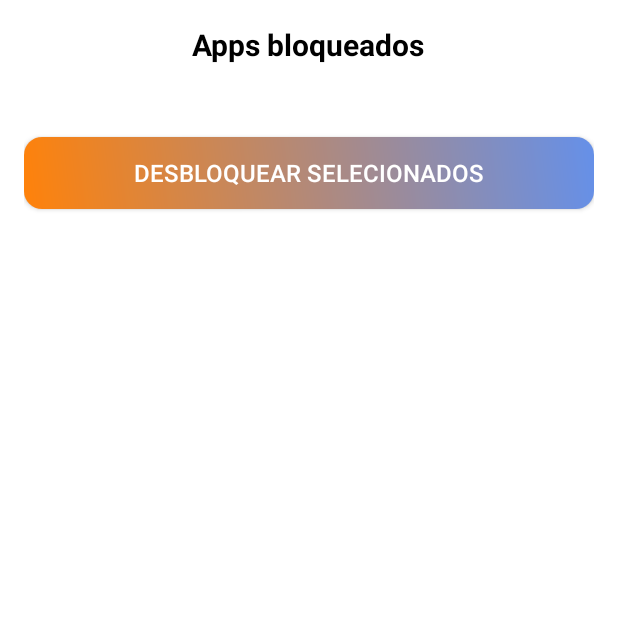
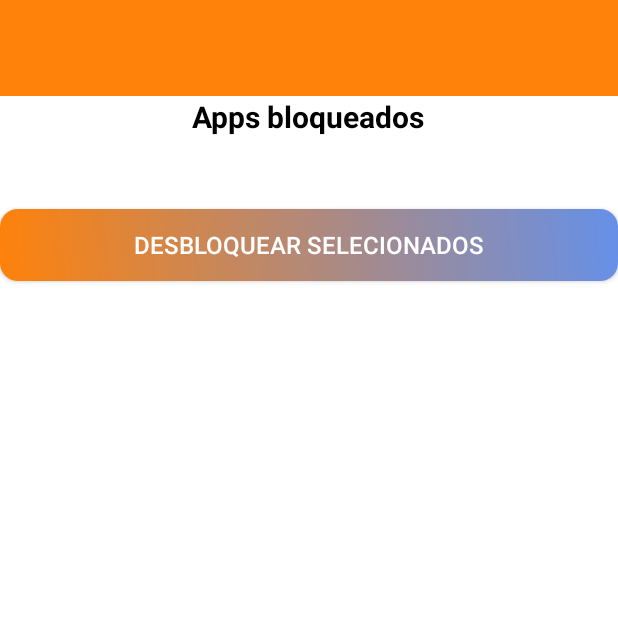
Before and after one commit to Sadousan/TaskLock, an Android app built with Jetpack Compose: the BlockedAppsActivity screen opened directly, with no data from a screen before it, on a phone screen of 412 x 824 dp, the top half of it. Run offline under Robolectric (Android 15) with nearby library versions, the phone set to English and light mode, and no system bars; our stand-ins replace Room's generated code; Roboto replaces fonts that are not available here.

Commit message:
Ajeitando as telas

```diff
--- a/app/src/main/res/layout/activity_blocked_apps.xml
+++ b/app/src/main/res/layout/activity_blocked_apps.xml
@@ -3,6 +3,7 @@
     xmlns:tools="http://schemas.android.com/tools"
     android:layout_width="match_parent"
     android:layout_height="match_parent"
+    xmlns:app="http://schemas.android.com/apk/res-auto"
     tools:context=".BlockedAppsActivity">
 
     <ScrollView
@@ -11,14 +12,19 @@
         android:background="#FFFFFF">
 
 
-
         <LinearLayout
             android:layout_width="match_parent"
             android:layout_height="wrap_content"
-            android:orientation="vertical"
-            android:padding="16dp">
+            android:orientation="vertical">
 
             <!-- Título -->
+            <androidx.appcompat.widget.Toolbar
+                android:id="@+id/toolbar"
+                android:layout_width="match_parent"
+                android:layout_height="?attr/actionBarSize"
+                android:background="@color/laranja"
+                app:popupTheme="@style/Theme.TaskLock.PopupOverlay" />
+
             <TextView
                 android:layout_width="wrap_content"
                 android:layout_height="wrap_content"
```
Also changed, not shown: app/src/main/res/layout/activity_uso_app.xml (+10 -23 lines).
